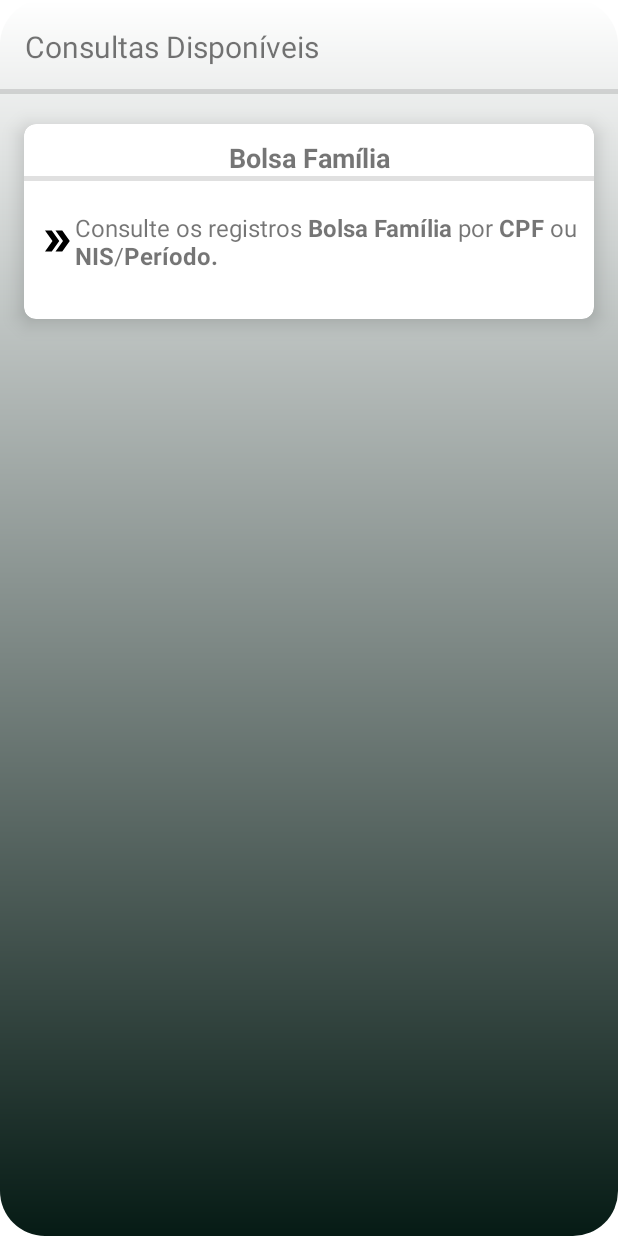
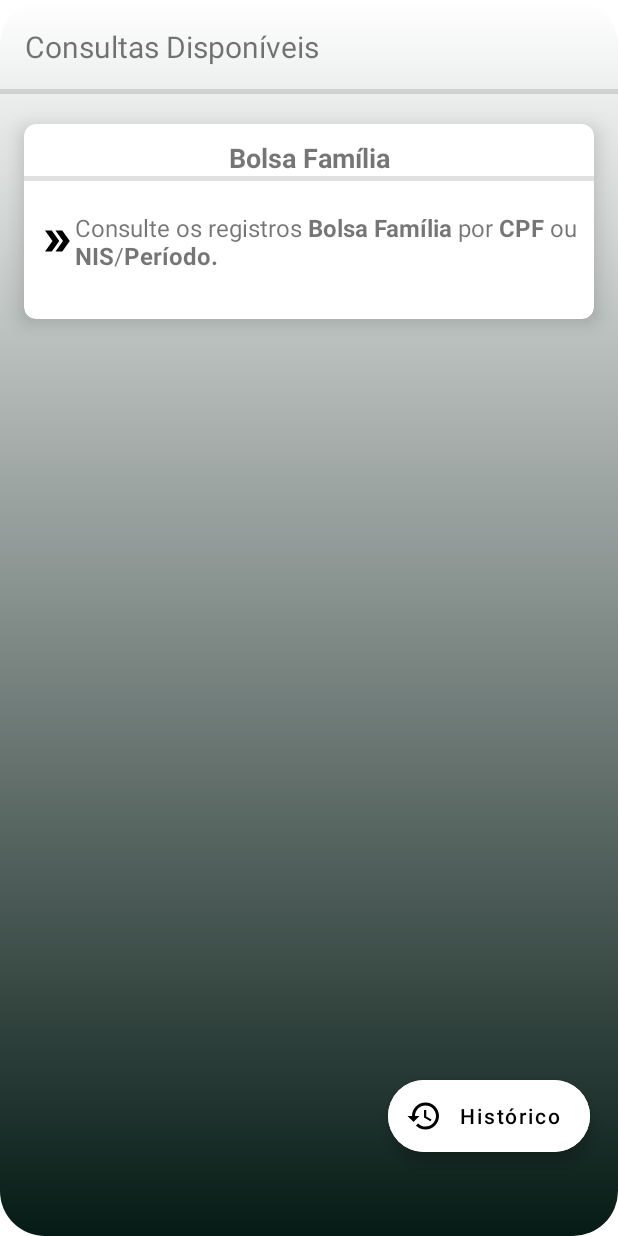
Before and after one commit to Mouthlolses/app_beneficiogov, an Android app: the ConsultationActivity screen opened directly, with no data from a screen before it, on a phone screen of 412 x 824 dp. Run offline under Robolectric (Android 15) with nearby library versions, the phone set to English and light mode, and no system bars; Roboto replaces fonts that are not available here.

Commit message:
basic_changes

```diff
--- /dev/null
+++ b/app/src/main/res/drawable/ic_event_registration.xml
@@ -0,0 +1,5 @@
+<vector xmlns:android="http://schemas.android.com/apk/res/android" android:autoMirrored="true" android:height="24dp" android:tint="#000000" android:viewportHeight="24" android:viewportWidth="24" android:width="24dp">
+
+    <path android:fillColor="@android:color/white" android:pathData="M17,10L7,10v2h10v-2zM19,3h-1L18,1h-2v2L8,3L8,1L6,1v2L5,3c-1.11,0 -1.99,0.9 -1.99,2L3,19c0,1.1 0.89,2 2,2h14c1.1,0 2,-0.9 2,-2L21,5c0,-1.1 -0.9,-2 -2,-2zM19,19L5,19L5,8h14v11zM14,14L7,14v2h7v-2z"/>
+
+</vector>
--- /dev/null
+++ b/app/src/main/res/drawable/ic_history_line.xml
@@ -0,0 +1,5 @@
+<vector xmlns:android="http://schemas.android.com/apk/res/android" android:height="24dp" android:tint="#000000" android:viewportHeight="24" android:viewportWidth="24" android:width="24dp">
+
+    <path android:fillColor="@android:color/white" android:pathData="M13,3c-4.97,0 -9,4.03 -9,9L1,12l3.89,3.89 0.07,0.14L9,12L6,12c0,-3.87 3.13,-7 7,-7s7,3.13 7,7 -3.13,7 -7,7c-1.93,0 -3.68,-0.79 -4.94,-2.06l-1.42,1.42C8.27,19.99 10.51,21 13,21c4.97,0 9,-4.03 9,-9s-4.03,-9 -9,-9zM12,8v5l4.28,2.54 0.72,-1.21 -3.5,-2.08L13.5,8L12,8z"/>
+
+</vector>
--- a/app/src/main/res/layout/activity_consultation.xml
+++ b/app/src/main/res/layout/activity_consultation.xml
@@ -83,9 +83,21 @@
                 android:textSize="16sp"
                 app:drawableStartCompat="@drawable/ic_arrow_right" />
 
-
         </LinearLayout>
     </com.google.android.material.card.MaterialCardView>
 
+    <com.google.android.material.floatingactionbutton.ExtendedFloatingActionButton
+        android:layout_width="wrap_content"
+        android:layout_height="wrap_content"
+        android:layout_marginBottom="56dp"
+        android:layout_marginEnd="16dp"
+        android:backgroundTint="@color/white"
+        app:icon="@drawable/ic_history_line"
+        android:text="@string/consultas_anteriores"
+        android:textAllCaps="false"
+        app:layout_constraintBottom_toBottomOf="parent"
+        app:layout_constraintEnd_toEndOf="parent"
+        app:layout_constraintHorizontal_bias="0.99"
+        app:layout_constraintStart_toStartOf="parent" />
 
 </androidx.constraintlayout.widget.ConstraintLayout>
--- a/app/src/main/res/values/strings.xml
+++ b/app/src/main/res/values/strings.xml
@@ -12,4 +12,5 @@
     <string name="logo">logo</string>
     <string name="consultas_disponiveis">Consultas Disponíveis</string>
     <string name="bolsa_familia">Bolsa Família</string>
+    <string name="consultas_anteriores">Histórico</string>
 </resources>
```
